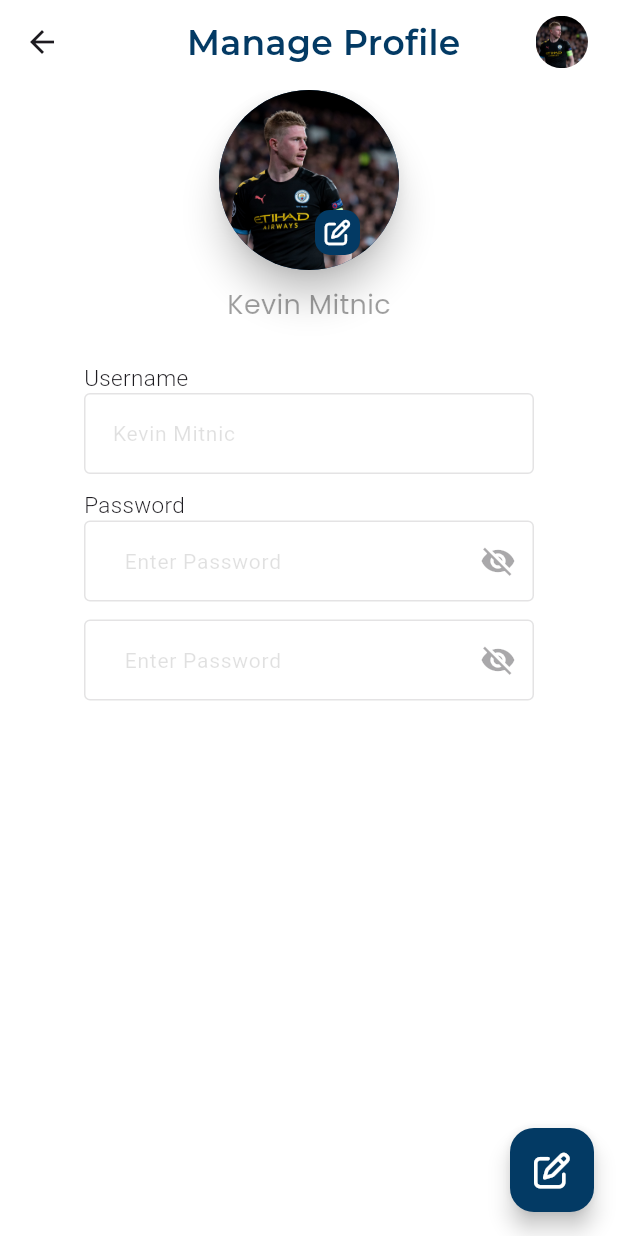
After one commit to Ampaw24/crimemobile_back, a Flutter app: the ProfilePage screen opened directly, on a phone screen of 412 x 824 dp. The commit adds this screen. Run offline on Flutter 3.47's test engine with Material 2 defaults, Android fonts, the phone set to English and light mode, and no system bars; our stand-ins replace font_awesome_flutter, google_fonts.

Commit message:
updated contents and fiels

```diff
--- a/lib/main.dart
+++ b/lib/main.dart
@@ -18,7 +18,7 @@ class MyApp extends StatelessWidget {
         colorScheme: ColorScheme.fromSeed(seedColor: Colors.deepPurple),
         useMaterial3: true,
       ),
-      home:SplashScreen(),
+      home:const SplashScreen(),
     );
   }
 }
--- a/lib/screens/loginpage.dart
+++ b/lib/screens/loginpage.dart
@@ -1,11 +1,9 @@
 // ignore_for_file: prefer_const_constructors, sort_child_properties_last
-
 import 'package:crimeappbackend/core/colors.dart';
 import 'package:crimeappbackend/core/text.dart';
 import 'package:crimeappbackend/screens/dashboard/dashboard.dart';
 import 'package:flutter/material.dart';
 import 'package:google_fonts/google_fonts.dart';
-
 import '../widget/appbtn.dart';
 import 'forgotpassword.dart';
 
@@ -80,6 +78,7 @@ class _LoginPageState extends State<LoginPage> {
                                 fontSize: 15, fontWeight: FontWeight.w300),
                           ),
                           TextFormField(
+
                             cursorColor: AppColors.btnBlue,
                             decoration: InputDecoration(
                                 focusedBorder: OutlineInputBorder(
@@ -126,7 +125,7 @@ class _LoginPageState extends State<LoginPage> {
                             margin: const EdgeInsets.only(left: 170, top: 10),
                             child: GestureDetector(
                               onTap: () {
-                                Navigator.push(
+                                Navigator.pushReplacement(
                                     context,
                                     MaterialPageRoute(
                                         builder: (context) => FogotPassword()));
--- /dev/null
+++ b/lib/screens/profile/profilepage.dart
@@ -0,0 +1,241 @@
+// ignore_for_file: sort_child_properties_last, prefer_const_constructors, avoid_unnecessary_containers, dead_code
+
+import 'package:crimeappbackend/core/text.dart';
+import 'package:flutter/material.dart';
+import 'package:font_awesome_flutter/font_awesome_flutter.dart';
+import 'package:google_fonts/google_fonts.dart';
+
+import '../../core/colors.dart';
+import '../../widget/appbtn.dart';
+import '../dashboard/dashboard.dart';
+import '../forgotpassword.dart';
+
+class ProfilePage extends StatefulWidget {
+  const ProfilePage({super.key});
+
+  @override
+  State<ProfilePage> createState() => _ProfilePageState();
+}
+
+class _ProfilePageState extends State<ProfilePage> {
+  @override
+  Widget build(BuildContext context) {
+    String _userName = "Kevin Mitnic";
+    bool _enableField = false;
+    final _formKey = GlobalKey<FormState>();
+    bool _obsecureText = false;
+
+    void _TextVisibility() {
+      setState(() {
+        _obsecureText = !_obsecureText;
+      });
+    }
+
+    return Scaffold(
+      backgroundColor: Colors.white,
+      appBar: PreferredSize(
+          child: AppBar(
+            actions: [
+              Text(
+                "Manage Profile",
+                style: GoogleFonts.montserrat(
+                    fontSize: 23,
+                    fontWeight: FontWeight.w600,
+                    color: AppColors.btnBlue),
+              ),
+              const SizedBox(
+                width: 50,
+              ),
+              Container(
+                margin: const EdgeInsets.only(right: 20),
+                height: 35,
+                width: 35,
+                decoration: BoxDecoration(
+                    image: DecorationImage(
+                        image: AssetImage("assets/profile.jpg"),
+                        fit: BoxFit.cover),
+                    borderRadius: BorderRadius.circular(20)),
+              )
+            ],
+            leading: GestureDetector(
+                onTap: () => Navigator.pop(context),
+                child: Icon(Icons.arrow_back)),
+            backgroundColor: Colors.white,
+          ),
+          preferredSize: const Size.fromHeight(60)),
+      body: SingleChildScrollView(
+        child: Stack(children: [
+          Column(
+            crossAxisAlignment: CrossAxisAlignment.center,
+            children: [
+              Center(
+                child: Material(
+                  borderRadius: BorderRadius.circular(60),
+                  elevation: 10,
+                  child: Container(
+                    height: 120,
+                    width: 120,
+                    decoration: BoxDecoration(
+                        image: DecorationImage(
+                            image: AssetImage("assets/profile.jpg"),
+                            fit: BoxFit.cover),
+                        color: AppColors.btnBlue,
+                        borderRadius: BorderRadius.circular(60)),
+                  ),
+                ),
+              ),
+              SizedBox(
+                height: 10,
+              ),
+              Positioned(
+                child: Center(
+                  child: Text(
+                    _userName,
+                    style: GoogleFonts.poppins(
+                      textStyle: usertext,
+                    ),
+                  ),
+                ),
+              ),
+              Center(
+                child: Container(
+                  padding: const EdgeInsets.all(25),
+                  width: 350,
+                  child: Form(
+                    key: _formKey,
+                    child: Column(
+                      crossAxisAlignment: CrossAxisAlignment.start,
+                      children: [
+                        Text(
+                          "Username",
+                          style: GoogleFonts.roboto(
+                              fontSize: 15, fontWeight: FontWeight.w300),
+                        ),
+                        TextFormField(
+                          enabled: false,
+                          cursorColor: AppColors.btnBlue,
+                          decoration: InputDecoration(
+                              focusedBorder: OutlineInputBorder(
+                                borderSide: BorderSide(
+                                    color: AppColors
+                                        .btnBlue), // Change the color here
+                              ),
+                              hintText:_userName,
+                              hintStyle: GoogleFonts.roboto(
+                                  color: Colors.black12, fontSize: 14),
+                              contentPadding: const EdgeInsets.symmetric(
+                                  vertical: 15, horizontal: 15),
+                              border: OutlineInputBorder()),
+                        ),
+                        SizedBox(
+                          height: 10,
+                        ),
+                        Text(
+                          "Password",
+                          style: GoogleFonts.roboto(
+                              fontSize: 15, fontWeight: FontWeight.w300),
+                        ),
+                        TextFormField(
+                          enabled: _enableField,
+                          obscureText: _obsecureText,
+                          decoration: InputDecoration(
+                              suffixIcon: GestureDetector(
+                                  onTap: _TextVisibility,
+                                  child: Icon(_obsecureText
+                                      ? Icons.visibility
+                                      : Icons.visibility_off)),
+                              focusedBorder: OutlineInputBorder(
+                                borderSide: BorderSide(
+                                    color: AppColors
+                                        .btnBlue), // Change the color here
+                              ),
+                              hintText: "  Enter Password",
+                              hintStyle: GoogleFonts.roboto(
+                                  color: Colors.black12, fontSize: 14),
+                              contentPadding: const EdgeInsets.symmetric(
+                                  vertical: 15, horizontal: 15),
+                              border: OutlineInputBorder()),
+                        ),
+                        SizedBox(
+                          height: 12,
+                        ),
+                        TextFormField(
+                          enabled: _enableField,
+                          obscureText: _obsecureText,
+                          decoration: InputDecoration(
+                              suffixIcon: GestureDetector(
+                                  onTap: _TextVisibility,
+                                  child: Icon(_obsecureText
+                                      ? Icons.visibility
+                                      : Icons.visibility_off)),
+                              focusedBorder: OutlineInputBorder(
+                                borderSide: BorderSide(
+                                    color: AppColors
+                                        .btnBlue), // Change the color here
+                              ),
+                              hintText: "  Enter Password",
+                              hintStyle: GoogleFonts.roboto(
+                                  color: Colors.black12, fontSize: 14),
+                              contentPadding: const EdgeInsets.symmetric(
+                                  vertical: 15, horizontal: 15),
+                              border: OutlineInputBorder()),
+                        ),
+                        SizedBox(
+                          height: 12,
+                        ),
+                        if (_enableField)
+                          CustomBtn(
+                            btnClick: () {
+                              Navigator.pushReplacement(
+                                  context,
+                                  MaterialPageRoute(
+                                      builder: (context) => Dashboard()));
+                            },
+                            btnText: "Update",
+                          )
+                        else
+                          Container()
+                      ],
+                    ),
+                  ),
+                ),
+              )
+            ],
+          ),
+          Positioned(
+            top: 80,
+            left: 210,
+            child: Container(
+              height: 30,
+              width: 30,
+              decoration: BoxDecoration(
+                  color: AppColors.btnBlue,
+                  borderRadius: BorderRadius.circular(10)),
+              child: Center(
+                child: Icon(
+                  weight: 17,
+                  color: Colors.white,
+                  FontAwesomeIcons.penToSquare,
+                  size: 17,
+                ),
+              ),
+            ),
+          ),
+        ]),
+      ),
+      floatingActionButton: FloatingActionButton(
+          tooltip: "Enable Fields for Update",
+          splashColor: AppColors.dashboardYellow,
+          backgroundColor: AppColors.btnBlue,
+          child: Icon(
+            FontAwesomeIcons.penToSquare,
+            color: Colors.white,
+          ),
+          onPressed: () {
+            setState(() {
+              _enableField = !_enableField;
+            });
+          }),
+    );
+  }
+}
```
Also changed, not shown: lib/core/text.dart (+9 -1 lines), lib/module/dashboardcardmodule.dart (+4 -6 lines), lib/module/reportsmodule.dart (added, +14 -0 lines), lib/screens/dashboard/dashboard.dart (+14 -1 lines), lib/screens/feeds/feeds.dart (added, +13 -0 lines), lib/screens/manage_news/managenews.dart (added, +10 -0 lines), lib/screens/report/reportpage.dart (added, +146 -0 lines), lib/screens/tips/managetips.dart (added, +10 -0 lines), lib/screens/users/manageusers.dart (added, +9 -0 lines), lib/widget/dashboardcards.dart (+6 -2 lines).
